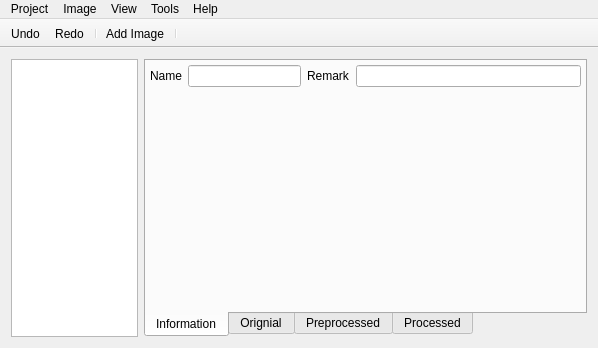
Above: mainwindow.ui from librehat/caiga before the change. Below: the same form after it.
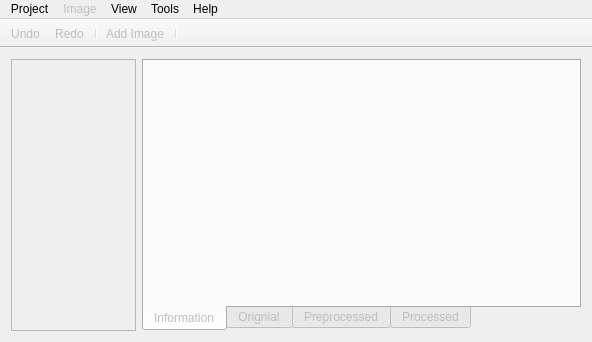
That is the form after the change. Icons and pictures are not drawn. Custom widgets are drawn as their Qt base class.

```diff
--- a/mainwindow.ui
+++ b/mainwindow.ui
@@ -6,8 +6,8 @@
    <rect>
     <x>0</x>
     <y>0</y>
-    <width>598</width>
-    <height>348</height>
+    <width>592</width>
+    <height>342</height>
    </rect>
   </property>
   <property name="sizePolicy">
@@ -27,6 +27,9 @@
    <locale language="English" country="UnitedKingdom"/>
   </property>
   <widget class="QWidget" name="centralWidget">
+   <property name="enabled">
+    <bool>false</bool>
+   </property>
    <layout class="QHBoxLayout" name="horizontalLayout">
     <item>
      <widget class="QListView" name="imageList">
@@ -65,57 +68,11 @@
        <attribute name="title">
         <string>Information</string>
        </attribute>
-       <layout class="QGridLayout" name="gridLayout">
+       <layout class="QHBoxLayout" name="horizontalLayout_5">
         <property name="margin">
          <number>4</number>
         </property>
-        <item row="0" column="1">
-         <widget class="QLineEdit" name="nameEdit">
-          <property name="sizePolicy">
-           <sizepolicy hsizetype="Expanding" vsizetype="Fixed">
-            <horstretch>1</horstretch>
-            <verstretch>0</verstretch>
-           </sizepolicy>
-          </property>
-         </widget>
-        </item>
-        <item row="0" column="0">
-         <widget class="QLabel" name="nameLabel">
-          <property name="sizePolicy">
-           <sizepolicy hsizetype="Minimum" vsizetype="Fixed">
-            <horstretch>0</horstretch>
-            <verstretch>0</verstretch>
-           </sizepolicy>
-          </property>
-          <property name="text">
-           <string>Name</string>
-          </property>
-         </widget>
-        </item>
-        <item row="0" column="2">
-         <widget class="QLabel" name="remarkLabel">
-          <property name="sizePolicy">
-           <sizepolicy hsizetype="Minimum" vsizetype="Fixed">
-            <horstretch>0</horstretch>
-            <verstretch>0</verstretch>
-           </sizepolicy>
-          </property>
-          <property name="text">
-           <string>Remark</string>
-          </property>
-         </widget>
-        </item>
-        <item row="0" column="3">
-         <widget class="QLineEdit" name="remarkEdit">
-          <property name="sizePolicy">
-           <sizepolicy hsizetype="Expanding" vsizetype="Fixed">
-            <horstretch>2</horstretch>
-            <verstretch>0</verstretch>
-           </sizepolicy>
-          </property>
-         </widget>
-        </item>
-        <item row="1" column="0" colspan="4">
+        <item>
          <widget class="QLabel" name="infoLabel">
           <property name="text">
            <string/>
@@ -172,7 +129,7 @@
     <rect>
      <x>0</x>
      <y>0</y>
-     <width>598</width>
+     <width>592</width>
      <height>25</height>
     </rect>
    </property>
@@ -193,6 +150,9 @@
     <addaction name="actionQuit"/>
    </widget>
    <widget class="QMenu" name="menuImage">
+    <property name="enabled">
+     <bool>false</bool>
+    </property>
     <property name="title">
      <string>Image</string>
     </property>
@@ -232,6 +192,9 @@
    <addaction name="menuHelp"/>
   </widget>
   <widget class="QToolBar" name="mainToolBar">
+   <property name="enabled">
+    <bool>false</bool>
+   </property>
    <property name="windowTitle">
     <string>Toolbar</string>
    </property>
```
Left out of the diff: 21 changed lines with no effect on the pictures.
